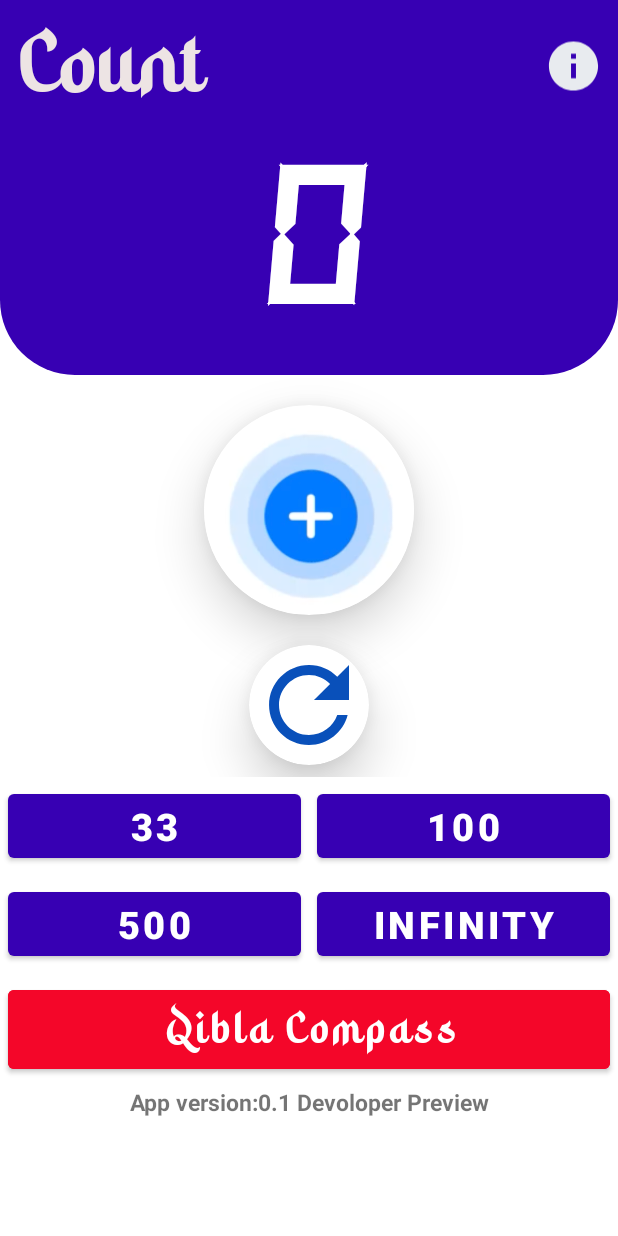
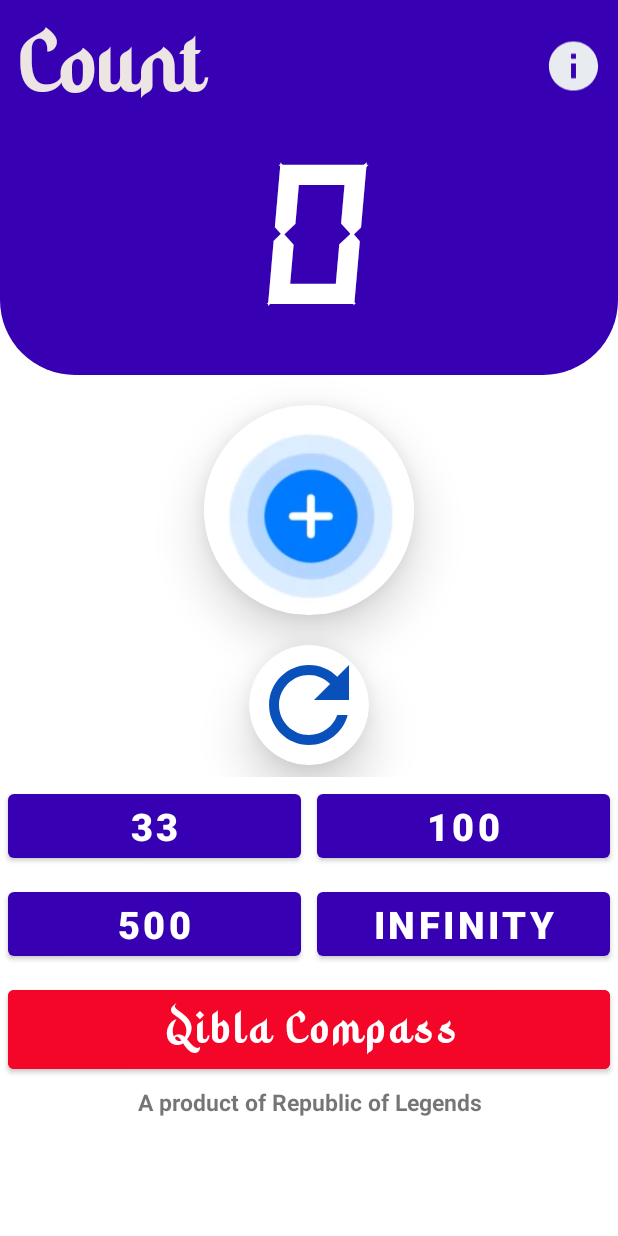
Before and after one commit to Fahmida12345/tasbih_app, an Android app: the screen it shows after launch (homePage), on a phone screen of 412 x 824 dp. Run offline under Robolectric (Android 15) with nearby library versions, the phone set to English and light mode, and no system bars.

Commit message:
first commit

```diff
--- a/app/src/main/res/layout/activity_home_page.xml
+++ b/app/src/main/res/layout/activity_home_page.xml
@@ -186,7 +186,7 @@
     <TextView
         android:layout_width="match_parent"
         android:layout_height="match_parent"
-        android:text="App version:0.1 Devoloper Preview"
+        android:text="A product of Republic of Legends"
         android:textAlignment="center"
         android:textSize="15sp"
         android:textStyle="bold"/>
```
